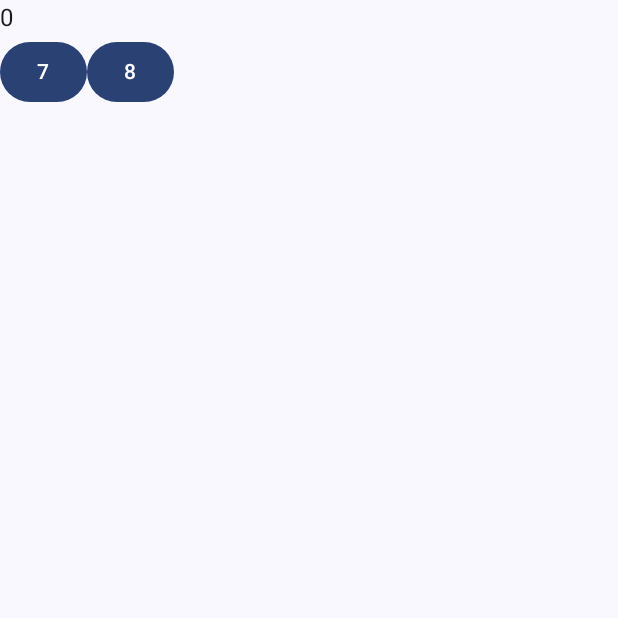
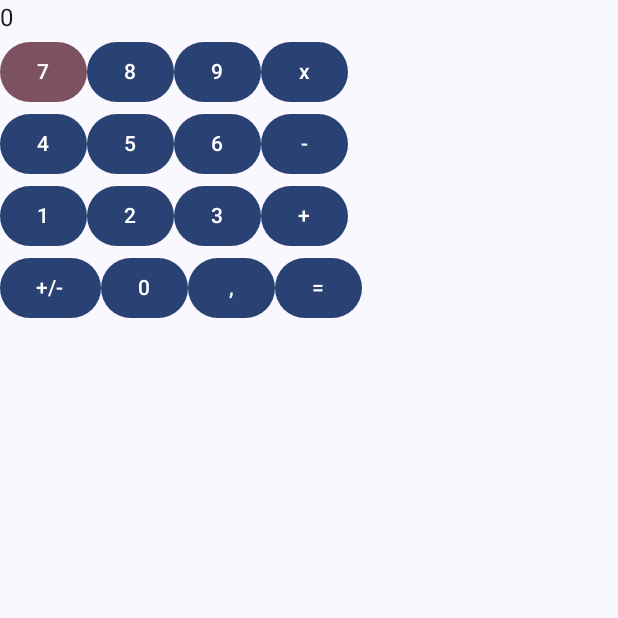
Before and after one commit to Gonki04/Mobile-App, an Android app built with Jetpack Compose: the screen it shows after launch (MainActivity), on a phone screen of 412 x 824 dp, the top half of it. Run offline under Robolectric (Android 15) with nearby library versions, the phone set to English and light mode, and no system bars.

Commit message:
Screen UI

```diff
--- a/Calculator/app/src/main/java/com/example/calculator/CalculatorScreen.kt
+++ b/Calculator/app/src/main/java/com/example/calculator/CalculatorScreen.kt
@@ -3,23 +3,130 @@ package com.example.calculator
 import androidx.compose.foundation.layout.Column
 import androidx.compose.foundation.layout.Row
 import androidx.compose.material3.Button
+import androidx.compose.material3.ButtonColors
+import androidx.compose.material3.ButtonDefaults
 import androidx.compose.material3.Text
-import androidx.compose.runtime.Composable
+import androidx.compose.runtime.*
 import androidx.compose.ui.Modifier
+import androidx.compose.ui.graphics.Color
 import androidx.compose.ui.tooling.preview.Preview
+import com.example.calculator.ui.theme.Pink40
 
 @Composable
 fun CalculatorApp(modifier: Modifier = Modifier) {
-    Column {
-        Text(text = "0")
+    var displayText by remember { mutableStateOf("0") }
+    var firstOperand by remember { mutableStateOf("") }
+    var secondOperand by remember { mutableStateOf("") }
+    var operator by remember { mutableStateOf<Char?>(null) }
+
+    Column(modifier = modifier) {
+        Text(text = displayText)
         Row {
-            Button(onClick = { /*TODO*/ }) {
+            Button(onClick = { updateDisplay("7", displayText, { displayText = it })},
+                colors = ButtonDefaults.run { buttonColors(
+                Pink40) })
+            {
                 Text(text = "7")
             }
-            Button(onClick = { /*TODO*/ }) {
+            Button(onClick = { updateDisplay("8", displayText, { displayText = it }) })
+            {
                 Text(text = "8")
             }
+            Button(onClick = { updateDisplay("9", displayText, { displayText = it }) })
+            {
+                Text(text = "9")
+            }
+            Button(onClick = {
+                operator = 'x'
+                firstOperand = displayText
+                displayText = "0"
+            }) {
+                Text(text = "x")
+            }
         }
+        Row {
+            Button(onClick = { updateDisplay("4", displayText, { displayText = it }) })
+            {
+                Text(text = "4")
+            }
+            Button(onClick = { updateDisplay("5", displayText, { displayText = it }) })
+            {
+                Text(text = "5")
+            }
+            Button(onClick = { updateDisplay("6", displayText, { displayText = it }) })
+            {
+                Text(text = "6")
+            }
+            Button(onClick = {
+                operator = '-'
+                firstOperand = displayText
+                displayText = "0"
+            }) {
+                Text(text = "-")
+            }
+        }
+        Row {
+            Button(onClick = { updateDisplay("1", displayText, { displayText = it }) })
+            {
+                Text(text = "1")
+            }
+            Button(onClick = { updateDisplay("2", displayText, { displayText = it }) })
+            {
+                Text(text = "2")
+            }
+            Button(onClick = { updateDisplay("3", displayText, { displayText = it }) })
+            {
+                Text(text = "3")
+            }
+            Button(onClick = {
+                operator = '+'
+                firstOperand = displayText
+                displayText = "0"
+            }) {
+                Text(text = "+")
+            }
+        }
+        Row {
+            Button(onClick = { }) {
+                Text(text = "+/-")
+            }
+            Button(onClick = { updateDisplay("0", displayText, { displayText = it }) })
+            {
+                Text(text = "0")
+            }
+            Button(onClick = { updateDisplay(".", displayText, { displayText = it }) })
+            {
+                Text(text = ",")
+            }
+            Button(onClick = {
+                secondOperand = displayText
+                displayText = calculateResult(firstOperand, secondOperand, operator)
+            }) {
+                Text(text = "=")
+            }
+        }
+    }
+}
+
+fun updateDisplay(value: String, currentDisplay: String, update: (String) -> Unit)
+{
+    if (currentDisplay == "0") {
+        update(value)
+    } else {
+        update(currentDisplay + value)
+    }
+}
+
+fun calculateResult(first: String, second: String, operator: Char?): String
+{
+    val firstNum = first.toDoubleOrNull() ?: 0.0
+    val secondNum = second.toDoubleOrNull() ?: 0.0
+
+    return when (operator) {
+        '+' -> (firstNum + secondNum).toString()
+        '-' -> (firstNum - secondNum).toString()
+        'x' -> (firstNum * secondNum).toString()
+        else -> "0"
     }
 }
 
```
